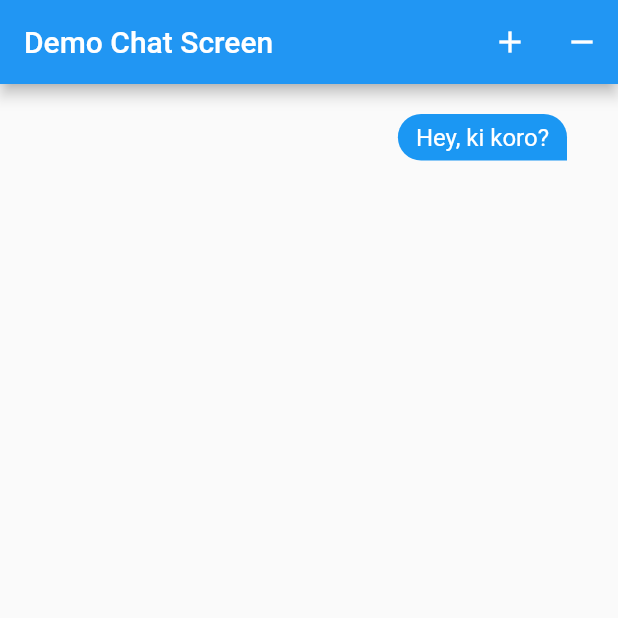
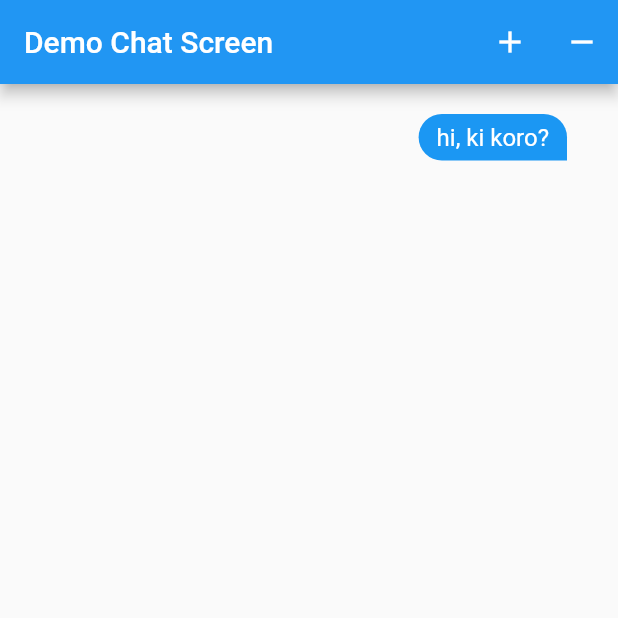
Before and after one commit to smnshuvo/chatty, a Flutter app: the screen it shows after launch, after a tap on the "add" icon, on a phone screen of 412 x 824 dp, the top half of it. Run offline on Flutter 3.47's test engine with Material 2 defaults, Android fonts, the phone set to English and light mode, and no system bars; our stand-ins replace chat_bubbles.

Commit message:
Create sender receiver bubble and animation

```diff
--- a/lib/screens/chat_list_item.dart
+++ b/lib/screens/chat_list_item.dart
@@ -3,11 +3,13 @@ part of 'one_to_one_chat_screen.dart';
 class ChatListItem extends StatefulWidget {
   const ChatListItem({
     super.key,
-    required this.animation,
+    required this.msg,
     required this.chatId,
+    required this.isSender,
   });
-  final Animation<double> animation;
+  final String msg;
   final int chatId;
+  final bool isSender;
 
   @override
   State<ChatListItem> createState() => _ChatListItemState();
@@ -15,10 +17,11 @@ class ChatListItem extends StatefulWidget {
 
 class _ChatListItemState extends State<ChatListItem>
     with TickerProviderStateMixin {
-  late Animation<double> scaleAnimation;
+  late Animation<double> senderScaleAnimation;
+  late Animation<double> receiverScaleAnimation;
   late Animation<double> sizeAnimation;
   late AnimationController controller;
-  late AnimationController sizeANimationController;
+  late AnimationController sizeAnimationController;
 
   @override
   void initState() {
@@ -26,40 +29,51 @@ class _ChatListItemState extends State<ChatListItem>
     controller = AnimationController(
         duration: const Duration(milliseconds: 450), vsync: this);
 
-    sizeANimationController = AnimationController(
+    sizeAnimationController = AnimationController(
         duration: const Duration(milliseconds: 350), vsync: this);
 
-    scaleAnimation = CurvedAnimation(
+    senderScaleAnimation = CurvedAnimation(
       parent: controller,
       curve: Curves.elasticInOut,
     );
+
+    receiverScaleAnimation = CurvedAnimation(
+      parent: controller,
+      curve: Curves.easeInOutBack,
+    );
+
     sizeAnimation = CurvedAnimation(
-      parent: sizeANimationController,
+      parent: sizeAnimationController,
       curve: Curves.fastOutSlowIn,
     );
     controller.forward();
-    sizeANimationController.forward();
+    sizeAnimationController.forward();
   }
 
   @override
   Widget build(BuildContext context) {
-    TextStyle textStyle = Theme.of(context).textTheme.headlineMedium!;
     return Padding(
       padding: const EdgeInsets.all(2.0),
       child: ScaleTransition(
-        alignment: Alignment.bottomRight,
-        scale: scaleAnimation,
+        alignment:
+            widget.isSender ? Alignment.bottomRight : Alignment.bottomLeft,
+        scale: widget.isSender ? senderScaleAnimation : receiverScaleAnimation,
         child: SizeTransition(
           sizeFactor: sizeAnimation,
           child: GestureDetector(
             behavior: HitTestBehavior.opaque,
             onTap: null,
             child: Align(
-              alignment: Alignment.bottomRight,
+              alignment: widget.isSender
+                  ? Alignment.bottomRight
+                  : Alignment.bottomLeft,
               child: BubbleSpecialThree(
-                text: 'Hey, ki koro?',
-                color: Color(0xFF1B97F3),
+                text: widget.msg,
+                color: widget.isSender
+                    ? Color(0xFF1B97F3)
+                    : Color.fromARGB(255, 1, 153, 54),
                 tail: true,
+                isSender: widget.isSender,
                 textStyle: TextStyle(color: Colors.white, fontSize: 16),
               ),
             ),
--- a/lib/screens/one_to_one_chat_screen.dart
+++ b/lib/screens/one_to_one_chat_screen.dart
@@ -16,6 +16,11 @@ class _OneToOneChatScreenState extends State<OneToOneChatScreen> {
   final _listKey = GlobalKey<AnimatedListState>();
   late ListModel<int> _list;
   late int _nextItem;
+  final randomMsgs = [
+    "hi, ki koro?",
+    "ki obostha?",
+    "kon deshe te jabi uira re..."
+  ];
 
   @override
   void initState() {
@@ -63,7 +68,11 @@ class _OneToOneChatScreenState extends State<OneToOneChatScreen> {
     int index,
     Animation<double> animation,
   ) {
-    return ChatListItem(animation: animation, chatId: _list[index]);
+    return ChatListItem(
+      chatId: _list[index],
+      msg: randomMsgs[index % 2],
+      isSender: index % 2 == 0,
+    );
   }
 
   Widget _buildRemoveItem(
@@ -71,6 +80,10 @@ class _OneToOneChatScreenState extends State<OneToOneChatScreen> {
     int index,
     Animation<double> animation,
   ) {
-    return ChatListItem(animation: animation, chatId: _list[index]);
+    return ChatListItem(
+      chatId: _list[index],
+      msg: randomMsgs[index % 2],
+      isSender: index % 2 == 0,
+    );
   }
 }
```
